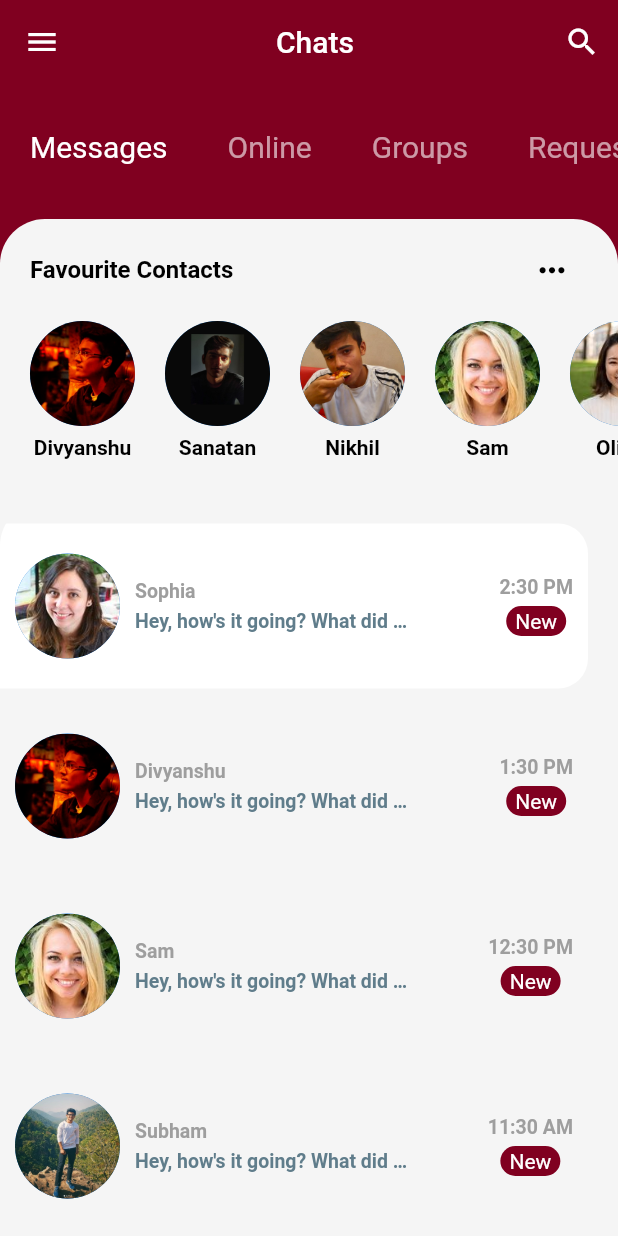
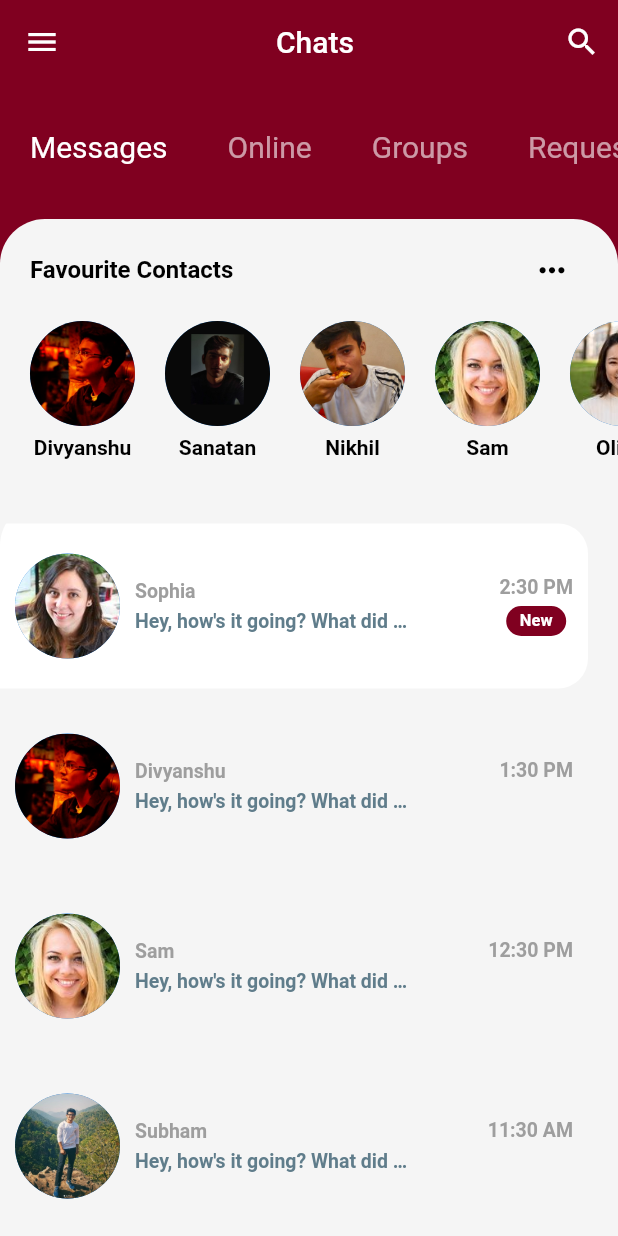
Before and after one commit to skpraharaj/revolution, a Flutter app: the screen it shows after launch, scrolled down 350 dp, on a phone screen of 412 x 824 dp. Run offline on Flutter 3.47's test engine with Material 2 defaults, Android fonts, the phone set to English and light mode, and no system bars.

Commit message:
Recent Chats error fixed

```diff
--- a/lib/widgets/recent_chats.dart
+++ b/lib/widgets/recent_chats.dart
@@ -86,7 +86,8 @@ class RecentChats extends StatelessWidget {
                             ),
                           ),
                           SizedBox(height: 5.0),
-                          Container(
+                          chat.unread
+                              ? Container(
                                   height: 20.0,
                                   width: 40.0,
                                   alignment: Alignment.center,
@@ -98,9 +99,14 @@ class RecentChats extends StatelessWidget {
                                   ),
                                   child: Text(
                                     'New',
-                              style: TextStyle(color: Colors.white),
+                                    style: TextStyle(
+                                      color: Colors.white,
+                                      fontSize: 11.0,
+                                      fontWeight: FontWeight.bold,
                                     ),
                                   ),
+                                )
+                              : Text(''),
                         ],
                       ),
                     ],
```
Lines whose indentation alone changed are shown as unchanged.
